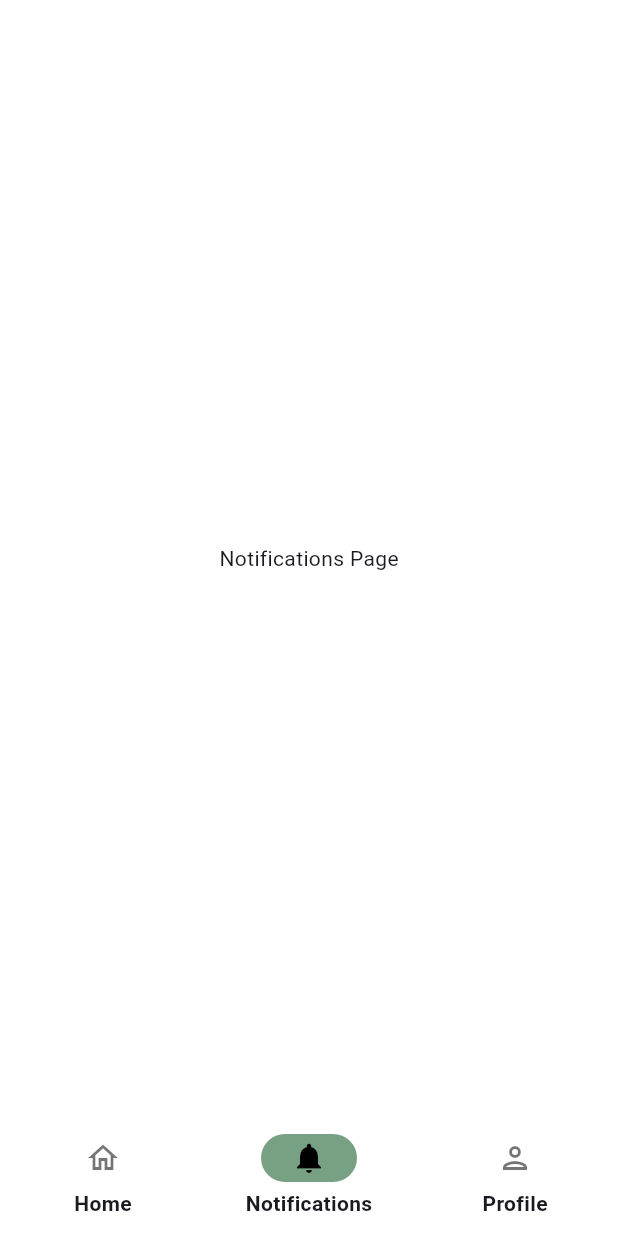
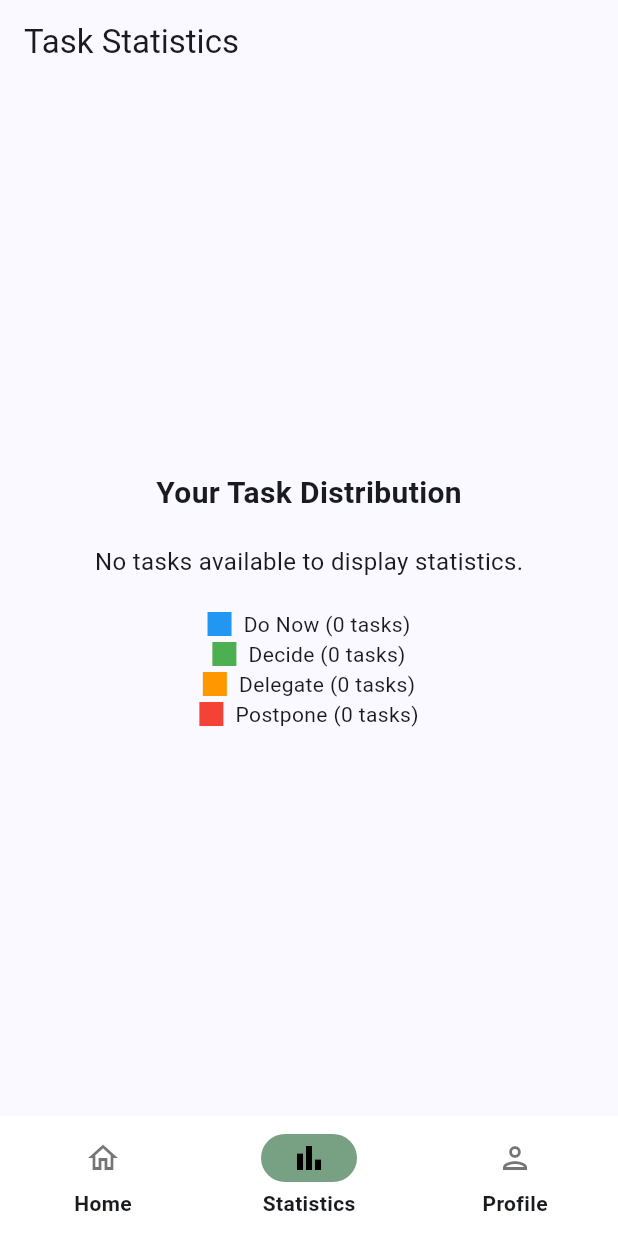
Before and after one commit to bintangyosua/EMMA, a Flutter app: the screen it shows once a user with an empty profile is signed in, item 2 of the bottom bar chosen, on a phone screen of 412 x 824 dp. Run offline on Flutter 3.47's test engine with Material 3 defaults, Android fonts, the phone set to English and light mode, and no system bars; our stand-ins replace cloud_firestore, firebase_auth, firebase_core, fl_chart, flutter_dotenv, google_generative_ai; accounts and stored records are empty.

Commit message:
temporary stats page

```diff
--- a/lib/navigation-bar/navigation-bar.dart
+++ b/lib/navigation-bar/navigation-bar.dart
@@ -5,6 +5,7 @@ import 'package:firebase_auth/firebase_auth.dart';
 import 'package:cloud_firestore/cloud_firestore.dart';
 import 'package:emma/navigation-bar/update_profile.dart';
 import 'package:emma/ui/login_screen.dart';
+import 'package:emma/navigation-bar/statistic_page.dart';
 
 class NavigationExample extends StatefulWidget {
   const NavigationExample({super.key});
@@ -74,9 +75,11 @@ class _NavigationExampleState extends State<NavigationExample> {
               label: 'Home',
             ),
             NavigationDestination(
-              selectedIcon: Icon(Icons.notifications, color: Colors.black),
-              icon: Icon(Icons.notifications_outlined, color: Colors.black54),
-              label: 'Notifications',
+              selectedIcon:
+                  Icon(Icons.bar_chart, color: Colors.black), // Updated icon
+              icon: Icon(Icons.bar_chart_outlined,
+                  color: Colors.black54), // Updated icon
+              label: 'Statistics', // Updated label
             ),
             NavigationDestination(
               selectedIcon: Icon(Icons.person, color: Colors.black),
@@ -88,7 +91,7 @@ class _NavigationExampleState extends State<NavigationExample> {
       ),
       body: <Widget>[
         EisenhowerMatrixPage(),
-        const Center(child: Text("Notifications Page")),
+        StatisticPage(),
         username != null
             ? SingleChildScrollView(
                 padding: const EdgeInsets.all(16.0),
@@ -112,7 +115,8 @@ class _NavigationExampleState extends State<NavigationExample> {
                         children: [
                           CircleAvatar(
                             radius: 50,
-                            backgroundColor: const Color.fromARGB(255, 101, 101, 101),
+                            backgroundColor:
+                                const Color.fromARGB(255, 101, 101, 101),
                             child: const Icon(
                               Icons.person,
                               size: 60,
@@ -152,7 +156,8 @@ class _NavigationExampleState extends State<NavigationExample> {
                       color: Colors.white,
                       margin: const EdgeInsets.symmetric(vertical: 8.0),
                       child: ListTile(
-                        leading: const Icon(Icons.person, color: AppColors.color2),
+                        leading:
+                            const Icon(Icons.person, color: AppColors.color2),
                         title: const Text('Username'),
                         subtitle: Text(username!),
                       ),
@@ -161,7 +166,8 @@ class _NavigationExampleState extends State<NavigationExample> {
                       margin: const EdgeInsets.symmetric(vertical: 8.0),
                       color: Colors.white,
                       child: ListTile(
-                        leading: const Icon(Icons.email, color: AppColors.color2),
+                        leading:
+                            const Icon(Icons.email, color: AppColors.color2),
                         title: const Text('Email'),
                         subtitle: Text(email!),
                       ),
@@ -170,9 +176,11 @@ class _NavigationExampleState extends State<NavigationExample> {
                       margin: const EdgeInsets.symmetric(vertical: 8.0),
                       color: Colors.white,
                       child: ListTile(
-                        leading: const Icon(Icons.lock, color: AppColors.color2),
+                        leading:
+                            const Icon(Icons.lock, color: AppColors.color2),
                         title: const Text('Password'),
-                        subtitle: Text('*' * (password?.length ?? 0)), // Tampilkan bintang
+                        subtitle: Text(
+                            '*' * (password?.length ?? 0)), // Tampilkan bintang
                       ),
                     ),
                     const SizedBox(height: 20),
@@ -193,7 +201,8 @@ class _NavigationExampleState extends State<NavigationExample> {
                           onPressed: () {
                             Navigator.push(
                               context,
-                              MaterialPageRoute(builder: (context) => LoginScreen()),
+                              MaterialPageRoute(
+                                  builder: (context) => LoginScreen()),
                             );
                           },
                           child: const Text(
--- /dev/null
+++ b/lib/navigation-bar/statistic_page.dart
@@ -0,0 +1,197 @@
+import 'package:flutter/material.dart';
+import 'package:fl_chart/fl_chart.dart';
+import 'package:emma/models/task.dart';
+
+class StatisticPage extends StatefulWidget {
+  @override
+  _StatisticPageState createState() => _StatisticPageState();
+}
+
+class _StatisticPageState extends State<StatisticPage> {
+  int urgentImportantCount = 0;
+  int notUrgentImportantCount = 0;
+  int urgentNotImportantCount = 0;
+  int notUrgentNotImportantCount = 0;
+
+  bool isLoading = true;
+  String? errorMessage;
+
+  @override
+  void initState() {
+    super.initState();
+    _fetchUserTaskCounts();
+  }
+
+  Future<void> _fetchUserTaskCounts() async {
+    try {
+      // Use the Task model's method to fetch tasks by category
+      List<Task> urgentImportantTasks =
+          await Task.findTasksByCategory('uw0sLWpsSWYFPfeTbijO');
+      List<Task> notUrgentImportantTasks =
+          await Task.findTasksByCategory('Pnkb6VLOhryAjrwCOyes');
+      List<Task> urgentNotImportantTasks =
+          await Task.findTasksByCategory('cl0BxRTOXKkS2DmO0DC8');
+      List<Task> notUrgentNotImportantTasks =
+          await Task.findTasksByCategory('qUPKuIqJioKvZO8qYD3L');
+
+      setState(() {
+        // Set the counts based on the length of each task list
+        urgentImportantCount = urgentImportantTasks.length;
+        notUrgentImportantCount = notUrgentImportantTasks.length;
+        urgentNotImportantCount = urgentNotImportantTasks.length;
+        notUrgentNotImportantCount = notUrgentNotImportantTasks.length;
+
+        isLoading = false;
+      });
+
+      // Debugging prints
+      print('Urgent Important Tasks: $urgentImportantCount');
+      print('Not Urgent Important Tasks: $notUrgentImportantCount');
+      print('Urgent Not Important Tasks: $urgentNotImportantCount');
+      print('Not Urgent Not Important Tasks: $notUrgentNotImportantCount');
+    } catch (e) {
+      print('Error fetching task counts: $e');
+      setState(() {
+        errorMessage = 'Error fetching tasks: $e';
+        isLoading = false;
+      });
+    }
+  }
+
+  @override
+  Widget build(BuildContext context) {
+    final colors = [Colors.blue, Colors.green, Colors.orange, Colors.red];
+    final totalTasks = urgentImportantCount +
+        notUrgentImportantCount +
+        urgentNotImportantCount +
+        notUrgentNotImportantCount;
+
+    if (isLoading) {
+      return Scaffold(
+        appBar: AppBar(title: const Text('Statistics')),
+        body: const Center(child: CircularProgressIndicator()),
+      );
+    }
+
+    // If there's an error, show error message
+    if (errorMessage != null) {
+      return Scaffold(
+        appBar: AppBar(title: const Text('Statistics')),
+        body: Center(
+          child: Text(
+            errorMessage!,
+            style: TextStyle(color: Colors.red),
+          ),
+        ),
+      );
+    }
+
+    return Scaffold(
+      appBar: AppBar(
+        title: const Text('Task Statistics'),
+      ),
+      body: Center(
+        child: Column(
+          mainAxisAlignment: MainAxisAlignment.center,
+          children: [
+            const Text(
+              'Your Task Distribution',
+              style: TextStyle(fontSize: 20, fontWeight: FontWeight.bold),
+            ),
+            const SizedBox(height: 20),
+            if (totalTasks > 0)
+              SizedBox(
+                height: 300,
+                child: PieChart(
+                  PieChartData(
+                    sections: [
+                      PieChartSectionData(
+                        color: colors[0],
+                        value: (urgentImportantCount / totalTasks) * 100,
+                        title:
+                            '${(urgentImportantCount / totalTasks * 100).toStringAsFixed(1)}%',
+                        radius: 80,
+                        titleStyle: const TextStyle(
+                          fontSize: 16,
+                          fontWeight: FontWeight.bold,
+                          color: Colors.white,
+                        ),
+                      ),
+                      PieChartSectionData(
+                        color: colors[1],
+                        value: (notUrgentImportantCount / totalTasks) * 100,
+                        title:
+                            '${(notUrgentImportantCount / totalTasks * 100).toStringAsFixed(1)}%',
+                        radius: 80,
+                        titleStyle: const TextStyle(
+                          fontSize: 16,
+                          fontWeight: FontWeight.bold,
+                          color: Colors.white,
+                        ),
+                      ),
+                      PieChartSectionData(
+                        color: colors[2],
+                        value: (urgentNotImportantCount / totalTasks) * 100,
+                        title:
+                            '${(urgentNotImportantCount / totalTasks * 100).toStringAsFixed(1)}%',
+                        radius: 80,
+                        titleStyle: const TextStyle(
+                          fontSize: 16,
+                          fontWeight: FontWeight.bold,
+                          color: Colors.white,
+                        ),
+                      ),
+                      PieChartSectionData(
+                        color: colors[3],
+                        value: (notUrgentNotImportantCount / totalTasks) * 100,
+                        title:
+                            '${(notUrgentNotImportantCount / totalTasks * 100).toStringAsFixed(1)}%',
+                        radius: 80,
+                        titleStyle: const TextStyle(
+                          fontSize: 16,
+                          fontWeight: FontWeight.bold,
+                          color: Colors.white,
+                        ),
+                      ),
+                    ],
+                    sectionsSpace: 4,
+                    centerSpaceRadius: 50,
+                  ),
+                ),
+              ),
+            if (totalTasks == 0)
+              const Text(
+                'No tasks available to display statistics.',
+                style: TextStyle(fontSize: 16),
+              ),
+            const SizedBox(height: 20),
+            // Legend
+            Column(
+              children: [
+                _buildLegend('Do Now', colors[0], urgentImportantCount),
+                _buildLegend('Decide', colors[1], notUrgentImportantCount),
+                _buildLegend('Delegate', colors[2], urgentNotImportantCount),
+                _buildLegend('Postpone', colors[3], notUrgentNotImportantCount),
+              ],
+            ),
+          ],
+        ),
+      ),
+    );
+  }
+
+  Widget _buildLegend(String title, Color color, int count) {
+    return Row(
+      mainAxisSize: MainAxisSize.min,
+      children: [
+        Container(
+          width: 16,
+          height: 16,
+          color: color,
+        ),
+        const SizedBox(width: 8),
+        Text('$title ($count tasks)', style: const TextStyle(fontSize: 14)),
+      ],
+    );
+  }
+}
--- a/pubspec.yaml
+++ b/pubspec.yaml
@@ -43,6 +43,7 @@ dependencies:
   intl: ^0.19.0
   flutter_local_notifications: ^18.0.1
   timezone: ^0.10.0
+  fl_chart: ^0.69.0
 
 dev_dependencies:
   flutter_test:
```
Also changed, not shown: pubspec.lock.
